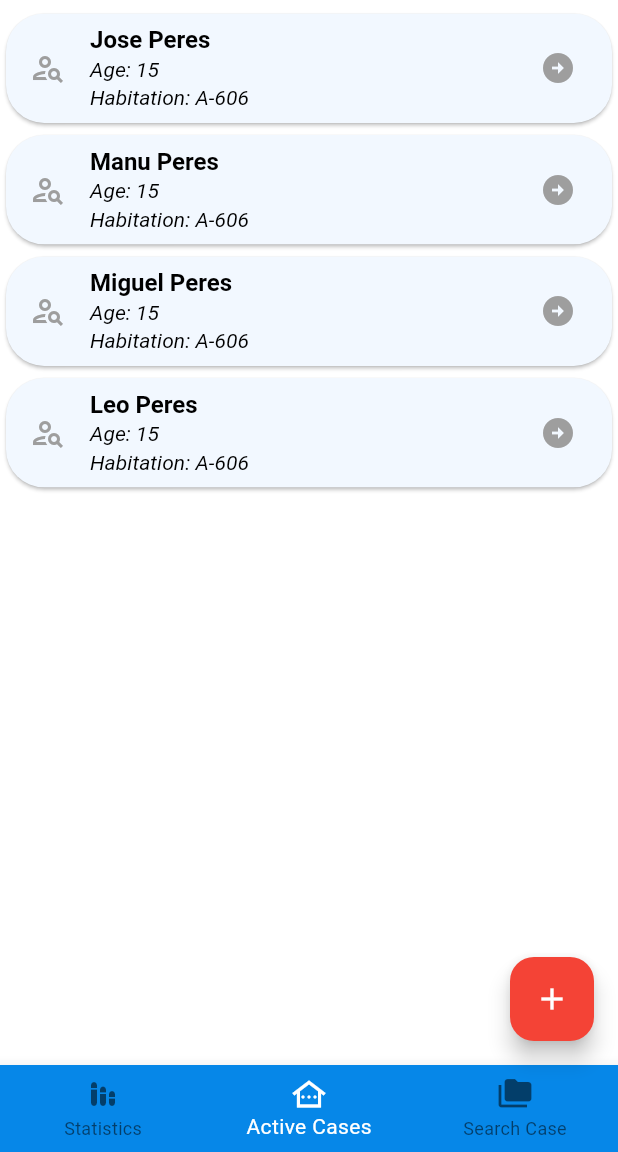
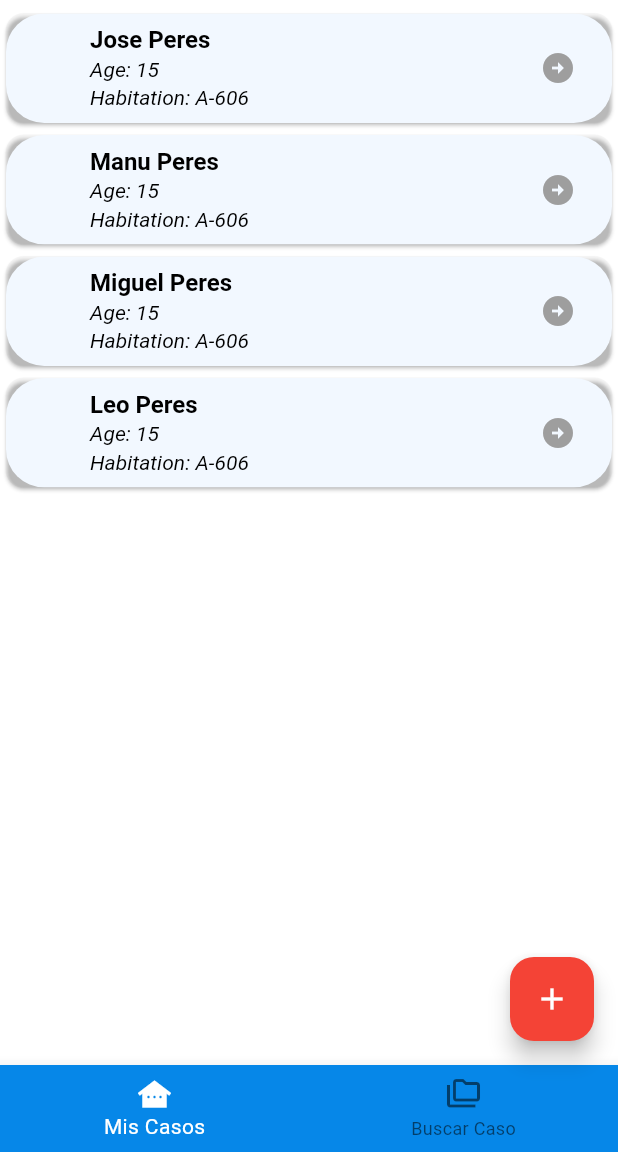
Before and after one commit to Teixeira49/d_report, a Flutter app: the screen it shows after launch, after a tap on "Iniciar sesion", on a phone screen of 412 x 824 dp, the part 84-1236 px from its top. Run offline on Flutter 3.47's test engine with Material 3 defaults, Android fonts, the phone set to English and light mode, and no system bars; missing offline and left inert: dart:ffi; Roboto replaces fonts that are missing (gotham).

Commit message:
Mejorar Variadas

```diff
--- a/lib/src/core/config/styles/themes.dart
+++ b/lib/src/core/config/styles/themes.dart
@@ -231,7 +231,7 @@ abstract class AppTheme {
       ),
 
       floatingActionButtonTheme: const FloatingActionButtonThemeData(
-          backgroundColor: Colors.red
+        backgroundColor: Colors.red,
       ),
 
       bottomNavigationBarTheme: const BottomNavigationBarThemeData(
--- a/lib/src/feature/main_page/presentation/pages/main_page.dart
+++ b/lib/src/feature/main_page/presentation/pages/main_page.dart
@@ -18,7 +18,7 @@ class MainPage extends StatefulWidget {
 
 class MyMainPageState extends State<MainPage> {
 
-  int _currentPage = 1;
+  int _currentPage = 0;
 
   @override
   Widget build(BuildContext context){
@@ -43,7 +43,6 @@ class MyMainPageState extends State<MainPage> {
     ];
 
     List<Widget> pages = [
-      CurrentCasesPage(currentP),
       CurrentCasesPage(regularP),
       CurrentCasesPage(currentP)
     ];
@@ -93,14 +92,58 @@ class MyMainPageState extends State<MainPage> {
           },
         ),
 
-        floatingActionButton: FloatingActionButton(
-          backgroundColor: ThemeData().floatingActionButtonTheme.backgroundColor,
-          child: const Icon(Icons.add),
-          onPressed: () {
-            print("pepe");
-          },
-
-        ),
+        floatingActionButton: _currentPage == 0 && user.userRole == 'Doctor' ?
+          FloatingActionButton(
+            backgroundColor: ThemeData().floatingActionButtonTheme.backgroundColor,
+            child: const Icon(Icons.add),
+            onPressed: () {
+              showModalBottomSheet<void>(
+                backgroundColor: Theme.of(context).scaffoldBackgroundColor,
+                context: context,
+                builder: (BuildContext context) {
+                  return Container(
+                    height: 110,
+                    child: Center(
+                      child: Column(
+                        mainAxisAlignment: MainAxisAlignment.center,
+                        mainAxisSize: MainAxisSize.min,
+                        children: [
+                          Container(
+                            padding: EdgeInsets.symmetric(
+                            horizontal: size.width * 0.010,
+                          ),
+                            child: ListTile(
+                              title: Text('Crear Caso - Nuevo Paciente'),
+                              dense: true,
+                              tileColor: Colors.transparent,
+                              onTap: () {
+                                print("pepe nuevo");
+                                Navigator.pop(context);
+                              },
+                            ),
+                          ),
+                          Container(
+                              padding: EdgeInsets.symmetric(
+                                horizontal: size.width * 0.010,
+                              ),
+                            child: ListTile(
+                              title: Text('Crear Caso - Paciente Existente'),
+                              dense: true,
+                              tileColor: Colors.transparent,
+                              onTap: () {
+                                print("Crear Caso - Paciente Existente");
+                                Navigator.pop(context);
+                              },
+                            ),
+                          )
+                        ],
+                      ),
+                    ),
+                  );
+                }
+              );
+            },
+          ) : Container(),
 
         // Change a widget in other file
         bottomNavigationBar: BottomNavigationBar(
@@ -113,24 +156,24 @@ class MyMainPageState extends State<MainPage> {
           selectedItemColor: ThemeData().bottomNavigationBarTheme.selectedItemColor,
           selectedLabelStyle: ThemeData().bottomNavigationBarTheme.selectedLabelStyle,
           currentIndex: _currentPage,
-          items: const [
-            BottomNavigationBarItem(
+          items: [
+            /*BottomNavigationBarItem(
               icon: Icon(
                   Icons.stacked_bar_chart_rounded
               ),
               label: 'Statistics',
+            ),*/
+            BottomNavigationBarItem(
+              icon: _currentPage == 1 ?
+                const Icon(Icons.other_houses_outlined) :
+                const Icon(Icons.other_houses),
+              label: 'Mis Casos',
             ),
             BottomNavigationBarItem(
-              icon: Icon(
-                  Icons.other_houses_outlined
-              ),
-              label: 'Active Cases',
-            ),
-            BottomNavigationBarItem(
-              icon: Icon(
-                  Icons.folder_copy
-              ),
-              label: 'Search Case',
+              icon: _currentPage == 1 ?
+                const Icon(Icons.folder_copy) :
+                const Icon(Icons.folder_copy_outlined),
+              label: 'Buscar Caso',
             ),
       ],
 
--- a/lib/src/feature/main_page/presentation/widgets/case_tile.dart
+++ b/lib/src/feature/main_page/presentation/widgets/case_tile.dart
@@ -24,12 +24,12 @@ class CaseTile extends StatelessWidget {
         style: Theme.of(context).listTileTheme.subtitleTextStyle,
       ),
       tileColor: Theme.of(context).listTileTheme.tileColor,
-      shape: Theme.of(context).listTileTheme.shape,
       trailing: const Icon(
         Icons.arrow_circle_right, color: Colors.grey, // TODO delete Colors
       ),
-      leading: const Icon(
-        Icons.person_search_outlined, color: Colors.grey,
+      leading: const SizedBox(
+        height: double.maxFinite,
+        width: 5,
       ),
       onTap: () {
         Navigator.of(context).pushNamed('/main/patients/details/',
--- a/lib/src/feature/main_page/presentation/widgets/current_case.dart
+++ b/lib/src/feature/main_page/presentation/widgets/current_case.dart
@@ -27,9 +27,6 @@ class CurrentCasesPage extends StatelessWidget {
               itemBuilder: ((context, index) =>
               Card(
                 color: Colors.transparent,
-                shape: RoundedRectangleBorder(
-                    borderRadius: BorderRadius.circular(25.5)
-                ),
                 child: CaseTile(context, patients[index])
               )),
             ),
--- a/lib/src/feature/profile_user/domain/entities/doctor.dart
+++ b/lib/src/feature/profile_user/domain/entities/doctor.dart
@@ -4,9 +4,7 @@ class Doctor{
       {
         required this.id,
         required this.firstName,
-        required this.secName,
         required this.lastName,
-        required this.secLastName,
         required this.dni,
         required this.genre,
         required this.birthday,
@@ -17,9 +15,7 @@ class Doctor{
 
   int id;
   String firstName;
-  String secName;
   String lastName;
-  String secLastName;
   int dni;
   String genre;
   String birthday;
--- a/lib/src/feature/profile_user/presentation/widgets/custom_card_profile.dart
+++ b/lib/src/feature/profile_user/presentation/widgets/custom_card_profile.dart
@@ -28,7 +28,7 @@ class MyCustomCardProfileRowWidget extends State<CustomCardProfileRow> {
           tileColor: Colors.transparent,
           dense: false,
           minLeadingWidth: 5,
-          leading: Container(
+          leading: const SizedBox(
             height: double.maxFinite,
             width: 7,
           ),
```
Also changed, not shown: lib/src/feature/profile_user/presentation/pages/edit_profile_page.dart (+8 -7 lines), lib/src/feature/profile_user/presentation/pages/profile_page.dart (+21 -32 lines), lib/src/shared/presentation/widget/drawer.dart (+9 -18 lines).
